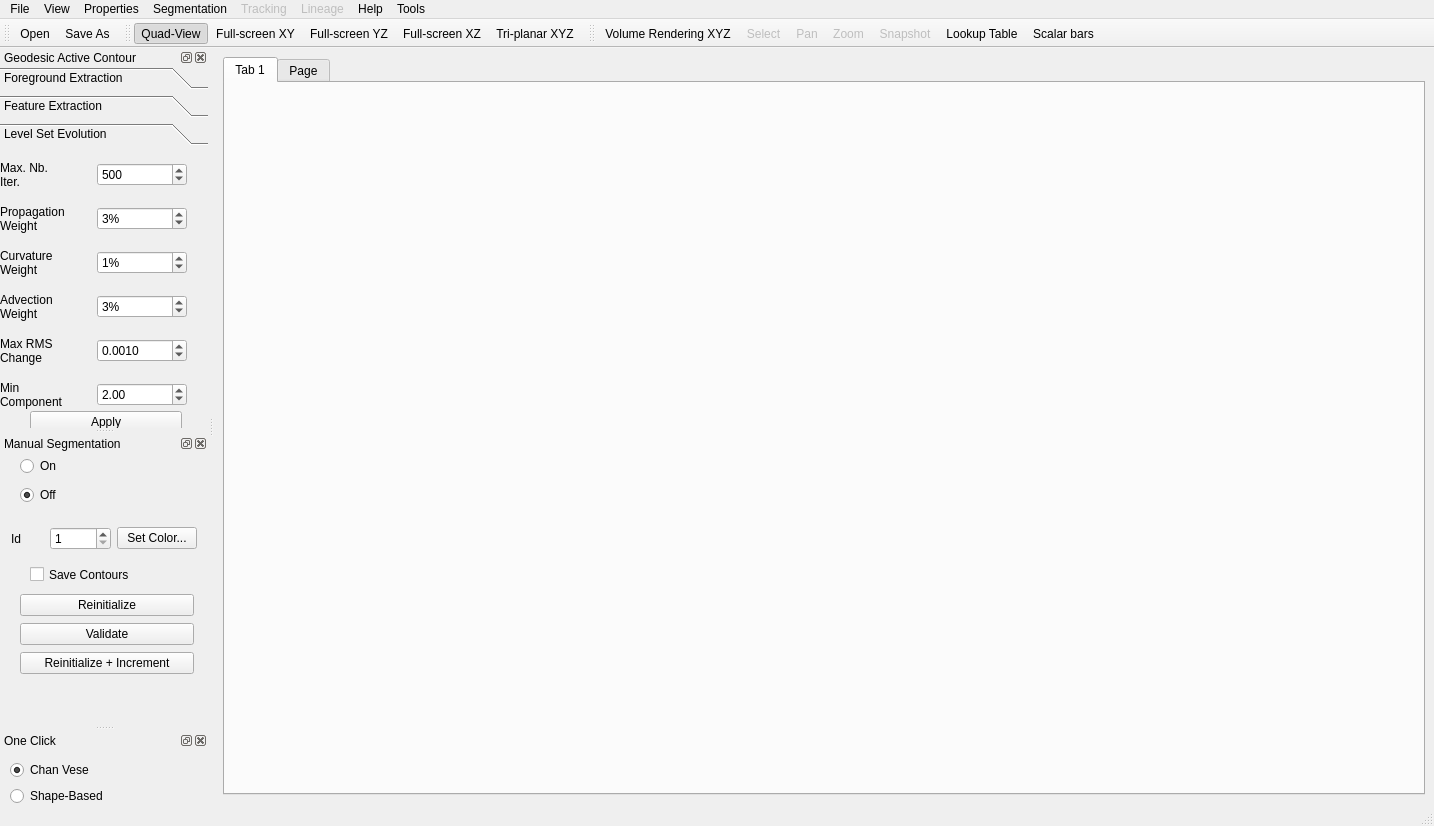
First picture: the form in go.ui, repository gofigure2/GoFigure2, before the edit.
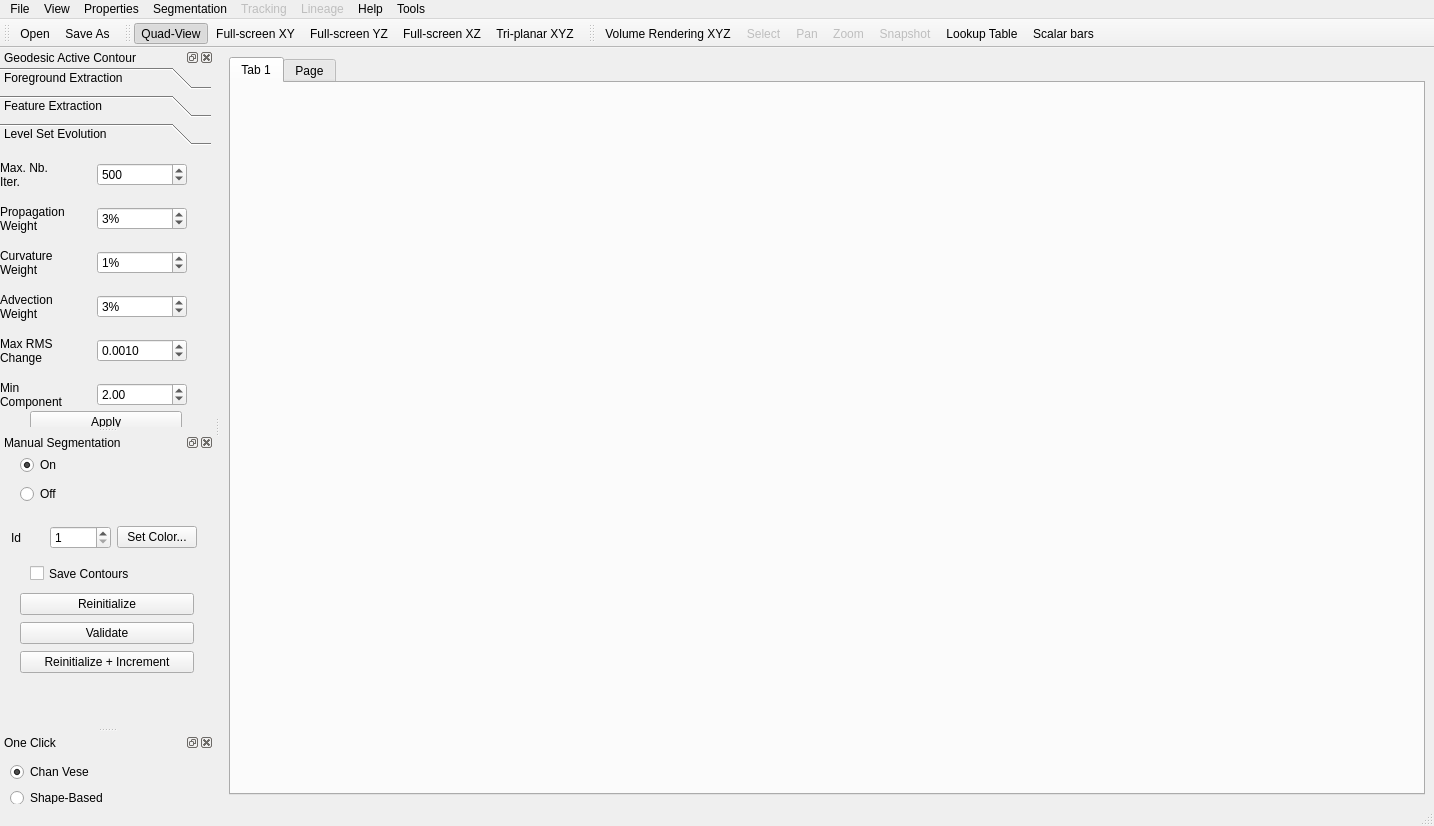
Second picture: the form after the edit. Icons and pictures are not drawn.

Patch:
```diff
--- a/go.ui
+++ b/go.ui
@@ -189,14 +189,14 @@
    </property>
    <property name="minimumSize">
     <size>
-     <width>208</width>
-     <height>99</height>
+     <width>214</width>
+     <height>102</height>
     </size>
    </property>
    <property name="maximumSize">
     <size>
-     <width>311</width>
-     <height>584</height>
+     <width>317</width>
+     <height>587</height>
     </size>
    </property>
    <property name="floating">
@@ -815,8 +815,8 @@
   <widget class="QDockWidget" name="ManualSegmentationDockWidget">
    <property name="minimumSize">
     <size>
-     <width>208</width>
-     <height>76</height>
+     <width>214</width>
+     <height>79</height>
     </size>
    </property>
    <property name="windowTitle">
@@ -844,6 +844,9 @@
         <property name="shortcut">
          <string>Ctrl+C, Ctrl+Y</string>
         </property>
+        <property name="checked">
+         <bool>true</bool>
+        </property>
        </widget>
       </item>
       <item>
@@ -855,7 +858,7 @@
          <string>Ctrl+C, Ctrl+N</string>
         </property>
         <property name="checked">
-         <bool>true</bool>
+         <bool>false</bool>
         </property>
        </widget>
       </item>
```
Left out of the diff: 112 changed lines with no effect on the pictures.
